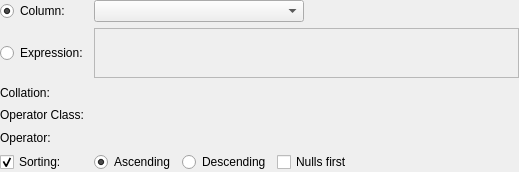
First picture: the form in libpgmodeler_ui/ui/elementswidget.ui, repository pgmodeler/pgmodeler, before the edit.
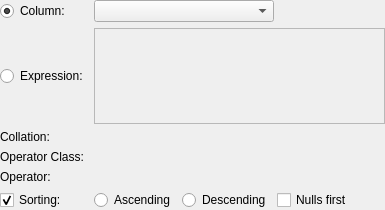
Second picture: the form after the edit.

Commit message:
Enabled the usage of NewObjectOverlayWidget for views
Minor fix in ElementsWidget to disable/hide columns combo when creating
index elements for a index associated to a view

What changed in the file:
```diff
--- a/libpgmodeler_ui/ui/elementswidget.ui
+++ b/libpgmodeler_ui/ui/elementswidget.ui
@@ -6,8 +6,8 @@
    <rect>
     <x>0</x>
     <y>0</y>
-    <width>519</width>
-    <height>172</height>
+    <width>385</width>
+    <height>210</height>
    </rect>
   </property>
   <property name="windowTitle">
@@ -29,114 +29,10 @@
    <property name="spacing">
     <number>6</number>
    </property>
-   <item row="0" column="0">
-    <widget class="QRadioButton" name="column_rb">
-     <property name="sizePolicy">
-      <sizepolicy hsizetype="Preferred" vsizetype="Fixed">
-       <horstretch>0</horstretch>
-       <verstretch>0</verstretch>
-      </sizepolicy>
-     </property>
-     <property name="minimumSize">
-      <size>
-       <width>0</width>
-       <height>0</height>
-      </size>
-     </property>
-     <property name="maximumSize">
-      <size>
-       <width>16777215</width>
-       <height>16777215</height>
-      </size>
-     </property>
-     <property name="text">
-      <string>Column:</string>
-     </property>
-     <property name="checked">
-      <bool>true</bool>
-     </property>
-     <property name="autoExclusive">
-      <bool>false</bool>
-     </property>
-    </widget>
-   </item>
-   <item row="0" column="1">
-    <widget class="QComboBox" name="column_cmb">
-     <property name="sizePolicy">
-      <sizepolicy hsizetype="Expanding" vsizetype="Fixed">
-       <horstretch>0</horstretch>
-       <verstretch>0</verstretch>
-      </sizepolicy>
-     </property>
-     <property name="minimumSize">
-      <size>
-       <width>180</width>
-       <height>0</height>
-      </size>
-     </property>
-     <property name="maximumSize">
-      <size>
-       <width>16777215</width>
-       <height>16777215</height>
-      </size>
-     </property>
-    </widget>
-   </item>
-   <item row="0" column="2">
-    <spacer name="horizontalSpacer">
-     <property name="orientation">
-      <enum>Qt::Horizontal</enum>
-     </property>
-     <property name="sizeHint" stdset="0">
-      <size>
-       <width>201</width>
-       <height>20</height>
-      </size>
-     </property>
-    </spacer>
-   </item>
-   <item row="1" column="0">
-    <widget class="QRadioButton" name="expression_rb">
-     <property name="sizePolicy">
-      <sizepolicy hsizetype="Preferred" vsizetype="Fixed">
-       <horstretch>0</horstretch>
-       <verstretch>0</verstretch>
-      </sizepolicy>
-     </property>
-     <property name="minimumSize">
-      <size>
-       <width>0</width>
-       <height>0</height>
-      </size>
-     </property>
-     <property name="maximumSize">
-      <size>
-       <width>16777215</width>
-       <height>16777215</height>
-      </size>
-     </property>
-     <property name="text">
-      <string>Expression:</string>
-     </property>
-     <property name="checked">
-      <bool>false</bool>
-     </property>
-     <property name="autoExclusive">
-      <bool>false</bool>
-     </property>
-    </widget>
-   </item>
-   <item row="2" column="0">
-    <widget class="QLabel" name="collation_lbl">
-     <property name="text">
-      <string>Collation:</string>
-     </property>
-    </widget>
-   </item>
-   <item row="3" column="0">
+   <item row="4" column="0">
     <widget class="QLabel" name="op_class_lbl">
      <property name="sizePolicy">
-      <sizepolicy hsizetype="Preferred" vsizetype="Preferred">
+      <sizepolicy hsizetype="Fixed" vsizetype="Preferred">
        <horstretch>0</horstretch>
        <verstretch>0</verstretch>
       </sizepolicy>
@@ -158,17 +54,50 @@
      </property>
     </widget>
    </item>
-   <item row="4" column="0">
-    <widget class="QLabel" name="operator_lbl">
-     <property name="text">
-      <string>Operator:</string>
+   <item row="2" column="1" colspan="2">
+    <widget class="QPlainTextEdit" name="elem_expr_txt">
+     <property name="enabled">
+      <bool>false</bool>
+     </property>
+     <property name="sizePolicy">
+      <sizepolicy hsizetype="Expanding" vsizetype="Expanding">
+       <horstretch>0</horstretch>
+       <verstretch>0</verstretch>
+      </sizepolicy>
+     </property>
+     <property name="minimumSize">
+      <size>
+       <width>0</width>
+       <height>50</height>
+      </size>
+     </property>
+     <property name="maximumSize">
+      <size>
+       <width>16777215</width>
+       <height>16777215</height>
+      </size>
+     </property>
+     <property name="frameShadow">
+      <enum>QFrame::Sunken</enum>
+     </property>
+     <property name="lineWidth">
+      <number>1</number>
+     </property>
+     <property name="midLineWidth">
+      <number>0</number>
+     </property>
+     <property name="verticalScrollBarPolicy">
+      <enum>Qt::ScrollBarAsNeeded</enum>
+     </property>
+     <property name="horizontalScrollBarPolicy">
+      <enum>Qt::ScrollBarAsNeeded</enum>
      </property>
     </widget>
    </item>
-   <item row="5" column="0">
+   <item row="6" column="0">
     <widget class="QCheckBox" name="sorting_chk">
      <property name="sizePolicy">
-      <sizepolicy hsizetype="Preferred" vsizetype="Fixed">
+      <sizepolicy hsizetype="Fixed" vsizetype="Fixed">
        <horstretch>0</horstretch>
        <verstretch>0</verstretch>
       </sizepolicy>
@@ -181,7 +110,7 @@
      </property>
     </widget>
    </item>
-   <item row="5" column="1" colspan="2">
+   <item row="6" column="1" colspan="2">
     <layout class="QHBoxLayout" name="horizontalLayout">
      <item>
       <widget class="QRadioButton" name="ascending_rb">
@@ -227,46 +156,153 @@
      </item>
     </layout>
    </item>
-   <item row="1" column="1" colspan="2">
-    <widget class="QPlainTextEdit" name="elem_expr_txt">
-     <property name="enabled">
+   <item row="0" column="0">
+    <widget class="QRadioButton" name="column_rb">
+     <property name="sizePolicy">
+      <sizepolicy hsizetype="Fixed" vsizetype="Fixed">
+       <horstretch>0</horstretch>
+       <verstretch>0</verstretch>
+      </sizepolicy>
+     </property>
+     <property name="minimumSize">
+      <size>
+       <width>0</width>
+       <height>0</height>
+      </size>
+     </property>
+     <property name="maximumSize">
+      <size>
+       <width>16777215</width>
+       <height>16777215</height>
+      </size>
+     </property>
+     <property name="text">
+      <string>Column:</string>
+     </property>
+     <property name="checked">
+      <bool>true</bool>
+     </property>
+     <property name="autoExclusive">
       <bool>false</bool>
      </property>
+    </widget>
+   </item>
+   <item row="5" column="0">
+    <widget class="QLabel" name="operator_lbl">
      <property name="sizePolicy">
-      <sizepolicy hsizetype="Expanding" vsizetype="Expanding">
+      <sizepolicy hsizetype="Fixed" vsizetype="Preferred">
        <horstretch>0</horstretch>
        <verstretch>0</verstretch>
       </sizepolicy>
      </property>
+     <property name="text">
+      <string>Operator:</string>
+     </property>
+    </widget>
+   </item>
+   <item row="2" column="0">
+    <widget class="QRadioButton" name="expression_rb">
+     <property name="sizePolicy">
+      <sizepolicy hsizetype="Fixed" vsizetype="Fixed">
+       <horstretch>0</horstretch>
+       <verstretch>0</verstretch>
+      </sizepolicy>
+     </property>
      <property name="minimumSize">
       <size>
        <width>0</width>
-       <height>50</height>
+       <height>0</height>
       </size>
      </property>
      <property name="maximumSize">
       <size>
        <width>16777215</width>
-       <height>50</height>
+       <height>16777215</height>
       </size>
      </property>
-     <property name="frameShadow">
-      <enum>QFrame::Sunken</enum>
+     <property name="text">
+      <string>Expression:</string>
      </property>
-     <property name="lineWidth">
-      <number>1</number>
+     <property name="checked">
+      <bool>false</bool>
      </property>
-     <property name="midLineWidth">
-      <number>0</number>
+     <property name="autoExclusive">
+      <bool>false</bool>
      </property>
-     <property name="verticalScrollBarPolicy">
-      <enum>Qt::ScrollBarAsNeeded</enum>
+    </widget>
+   </item>
+   <item row="3" column="0">
+    <widget class="QLabel" name="collation_lbl">
+     <property name="sizePolicy">
+      <sizepolicy hsizetype="Fixed" vsizetype="Preferred">
+       <horstretch>0</horstretch>
+       <verstretch>0</verstretch>
+      </sizepolicy>
      </property>
-     <property name="horizontalScrollBarPolicy">
-      <enum>Qt::ScrollBarAsNeeded</enum>
+     <property name="text">
+      <string>Collation:</string>
      </property>
     </widget>
    </item>
+   <item row="0" column="1" colspan="2">
+    <widget class="QWidget" name="cols_combo_parent" native="true">
+     <property name="minimumSize">
+      <size>
+       <width>0</width>
+       <height>0</height>
+      </size>
+     </property>
+     <layout class="QHBoxLayout" name="horizontalLayout_2">
+      <property name="leftMargin">
+       <number>0</number>
+      </property>
+      <property name="topMargin">
+       <number>0</number>
+      </property>
+      <property name="rightMargin">
+       <number>0</number>
+      </property>
+      <property name="bottomMargin">
+       <number>0</number>
+      </property>
+      <item>
+       <widget class="QComboBox" name="column_cmb">
+        <property name="sizePolicy">
+         <sizepolicy hsizetype="Expanding" vsizetype="Fixed">
+          <horstretch>0</horstretch>
+          <verstretch>0</verstretch>
+         </sizepolicy>
+        </property>
+        <property name="minimumSize">
+         <size>
+          <width>180</width>
+          <height>0</height>
+         </size>
+        </property>
+        <property name="maximumSize">
+         <size>
+          <width>16777215</width>
+          <height>16777215</height>
+         </size>
+        </property>
+       </widget>
+      </item>
+      <item>
+       <spacer name="horizontalSpacer">
+        <property name="orientation">
+         <enum>Qt::Horizontal</enum>
+        </property>
+        <property name="sizeHint" stdset="0">
+         <size>
+          <width>95</width>
+          <height>20</height>
+         </size>
+        </property>
+       </spacer>
+      </item>
+     </layout>
+    </widget>
+   </item>
   </layout>
  </widget>
  <tabstops>
```
Left out of the diff: 1 changed line with no effect on the pictures. The commit also changes 5 other files.
